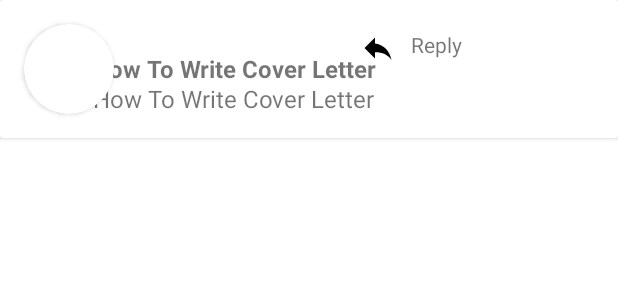
After one commit to navneel61/EmpowerYouthCareerAdvice, an Android app: the layout item_comment_reply.xml on its own in the app's theme, with its tools: preview values and no code run, on a phone screen of 412 x 824 dp. The commit adds this screen. Shown: the top 300 px of the screen. Run offline under Robolectric (Android 15) with nearby library versions, the phone set to English and light mode, and no system bars.

Commit message:
comment reply

```diff
--- a/app/src/main/java/com/example/empoweryouthcareeradvice/BlogHomeFragment.java
+++ b/app/src/main/java/com/example/empoweryouthcareeradvice/BlogHomeFragment.java
@@ -68,8 +68,8 @@ public class BlogHomeFragment extends Fragment {
             @Override
             public void run() {
                 progressBar.setVisibility(View.GONE);
-                imageView.setVisibility(View.VISIBLE);
-               // initCategoryView1(view);
+             //   imageView.setVisibility(View.VISIBLE);
+               initCategoryView1(view);
             }
         },3000);
     }
--- /dev/null
+++ b/app/src/main/res/drawable/ic_reply_black_24dp.xml
@@ -0,0 +1,9 @@
+<vector xmlns:android="http://schemas.android.com/apk/res/android"
+        android:width="24dp"
+        android:height="24dp"
+        android:viewportWidth="24.0"
+        android:viewportHeight="24.0">
+    <path
+        android:fillColor="#FF000000"
+        android:pathData="M10,9V5l-7,7 7,7v-4.1c5,0 8.5,1.6 11,5.1 -1,-5 -4,-10 -11,-11z"/>
+</vector>
--- /dev/null
+++ b/app/src/main/res/layout/item_comment_reply.xml
@@ -0,0 +1,83 @@
+<?xml version="1.0" encoding="utf-8"?>
+<androidx.constraintlayout.widget.ConstraintLayout xmlns:android="http://schemas.android.com/apk/res/android"
+    xmlns:app="http://schemas.android.com/apk/res-auto"
+    android:orientation="vertical"
+    android:layout_width="match_parent"
+    android:layout_height="match_parent">
+
+    <androidx.cardview.widget.CardView
+        android:id="@+id/card_view_image"
+        android:layout_width="match_parent"
+        android:layout_height="wrap_content"
+        app:layout_constraintStart_toStartOf="parent"
+        app:layout_constraintTop_toTopOf="parent">
+        <androidx.cardview.widget.CardView
+            android:id="@+id/cardview_user_image"
+            android:layout_width="60dp"
+            android:layout_height="60dp"
+            app:cardCornerRadius="30dp"
+            app:layout_constraintStart_toStartOf="parent"
+            app:layout_constraintTop_toTopOf="parent"
+            android:layout_marginStart="16dp"
+            android:layout_marginTop="16dp"
+            android:layout_marginBottom="16dp">
+
+            <ImageView
+                android:id="@+id/imageView_user_image"
+                android:layout_width="60dp"
+                android:layout_height="60dp"
+                app:layout_constraintStart_toStartOf="parent"
+                app:layout_constraintTop_toTopOf="parent"
+                android:layout_gravity="center"
+                android:padding="6dp"
+                android:layout_margin="16dp"
+                android:contentDescription="@string/app_name" />
+        </androidx.cardview.widget.CardView>
+        <TextView
+            android:id="@+id/user_name"
+            android:layout_width="wrap_content"
+            android:layout_height="wrap_content"
+            android:layout_marginStart="10dp"
+            android:layout_gravity="center"
+            android:layout_marginEnd="60dp"
+            android:textSize="16sp"
+            android:textStyle="bold"
+            android:text="How To Write Cover Letter"
+            app:layout_constraintTop_toBottomOf="@id/cardview_user_image"
+            app:layout_constraintStart_toEndOf="@id/imageView_user_image"/>
+        <TextView
+            android:id="@+id/user_comment"
+            android:layout_width="wrap_content"
+            android:layout_height="wrap_content"
+            android:layout_marginStart="10dp"
+            android:layout_gravity="center"
+            android:layout_marginEnd="60dp"
+            android:textSize="16sp"
+            android:text="How To Write Cover Letter"
+            app:layout_constraintTop_toBottomOf="@id/cardview_user_image"
+            android:paddingTop="40dp"
+            app:layout_constraintStart_toEndOf="@id/imageView_user_image"/>
+        <TextView
+            android:id="@+id/button_reply"
+            android:layout_width="wrap_content"
+            android:layout_height="wrap_content"
+            app:layout_constraintTop_toTopOf="@id/user_name"
+            app:layout_constraintEnd_toEndOf="parent"
+            android:layout_marginStart="230dp"
+            android:padding="10dp"
+            android:layout_marginTop="10dp"
+            android:drawableStart="@drawable/ic_reply_black_24dp"
+            android:drawablePadding="10dp"
+            android:text="Reply"/>
+
+    </androidx.cardview.widget.CardView>
+    <androidx.recyclerview.widget.RecyclerView
+        android:layout_width="match_parent"
+        android:layout_height="wrap_content"
+        android:id="@+id/recyclerView_reply_comment"
+        app:layout_constraintTop_toBottomOf="@id/card_view_image"
+        app:layout_constraintStart_toStartOf="parent"
+        app:layout_constraintEnd_toEndOf="parent"
+        android:visibility="visible"/>
+
+</androidx.constraintlayout.widget.ConstraintLayout>
```
Also changed, not shown: app/src/main/java/com/example/empoweryouthcareeradvice/AdapterCommentsReply.java (added, +74 -0 lines), app/src/main/java/com/example/empoweryouthcareeradvice/AdapterReply.java (added, +60 -0 lines), app/src/main/java/com/example/empoweryouthcareeradvice/BlogSummaryFragment.java (+25 -2 lines), app/src/main/res/layout/item_blog_summary.xml (+8 -1 lines).
